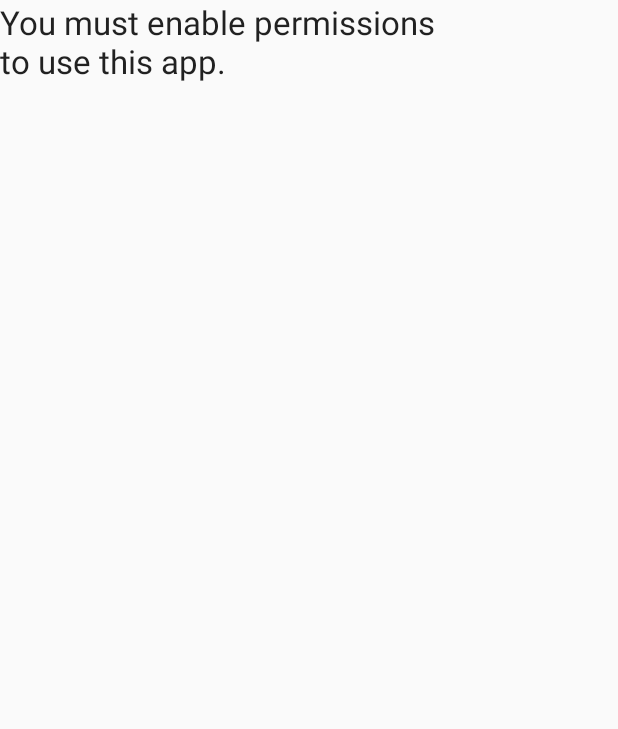
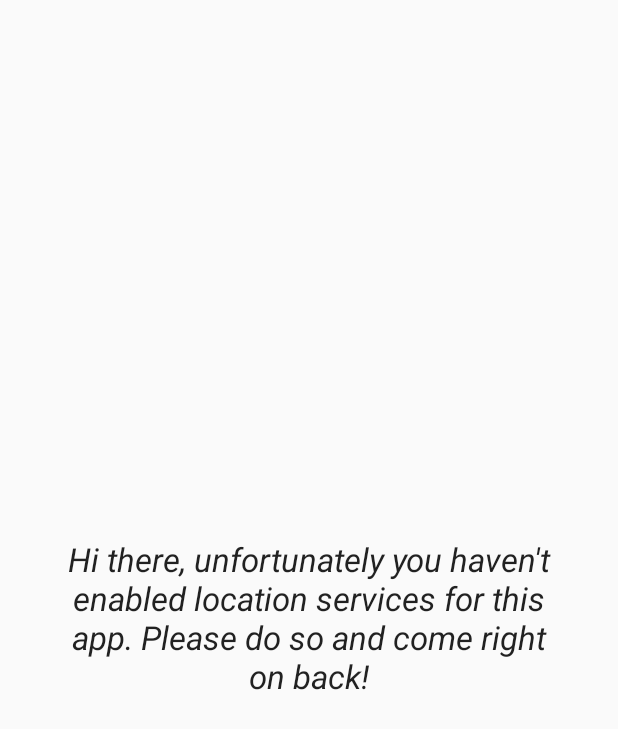
Before and after one commit to deco3500/.trim, an Android app: the layout no_permission.xml on its own in the app's theme, with its tools: preview values and no code run, on a phone screen of 412 x 824 dp. Shown: the top 729 px of the screen. Run offline under Robolectric (Android 15) with nearby library versions, the phone set to English and light mode, and no system bars.

Commit message:
Removed multiple duplicated code, and optimised xml files

```diff
--- a/app/src/main/res/layout/no_permission.xml
+++ b/app/src/main/res/layout/no_permission.xml
@@ -1,14 +1,21 @@
 <?xml version="1.0" encoding="utf-8"?>
-<LinearLayout xmlns:android="http://schemas.android.com/apk/res/android"
-    android:orientation="vertical" android:layout_width="match_parent"
+<RelativeLayout xmlns:android="http://schemas.android.com/apk/res/android"
+    android:layout_width="match_parent"
     android:layout_height="match_parent"
+    android:orientation="vertical"
     android:weightSum="1">
 
     <TextView
-        android:layout_width="308dp"
+        android:id="@+id/textView"
+        android:layout_width="wrap_content"
         android:layout_height="wrap_content"
+        android:text="Hi there, unfortunately you haven&apos;t enabled location services for this app. Please do so and come right on back!"
         android:textAppearance="?android:attr/textAppearanceLarge"
-        android:text="You must enable permissions to use this app."
-        android:id="@+id/textView"
-        android:layout_weight="0.21" />
-</LinearLayout>
+        android:textStyle="italic"
+        android:layout_centerVertical="true"
+        android:layout_alignParentRight="true"
+        android:layout_alignParentEnd="true"
+        android:layout_marginRight="40dp"
+        android:layout_marginLeft="40dp"
+        android:gravity="center" />
+</RelativeLayout>
--- a/app/src/main/res/values-v21/styles.xml
+++ b/app/src/main/res/values-v21/styles.xml
@@ -1,7 +1,6 @@
 <resources>
-
     <style name="AppTheme.NoActionBar">
-        <item name="windowActionBar">false</item>
+        <item name="windowActionBar">true</item>
         <item name="windowNoTitle">true</item>
         <item name="android:windowDrawsSystemBarBackgrounds">true</item>
         <item name="android:statusBarColor">@android:color/transparent</item>
--- a/app/src/main/res/values/styles.xml
+++ b/app/src/main/res/values/styles.xml
@@ -1,5 +1,4 @@
 <resources>
-
     <!-- Base application theme. -->
     <style name="AppTheme" parent="Theme.AppCompat.Light.DarkActionBar">
         <!-- Customize your theme here. -->
@@ -7,14 +6,4 @@
         <item name="colorPrimaryDark">@color/colorPrimaryDark</item>
         <item name="colorAccent">@color/colorAccent</item>
     </style>
-
-    <style name="AppTheme.NoActionBar">
-        <item name="windowActionBar">false</item>
-        <item name="windowNoTitle">true</item>
-    </style>
-
-    <style name="AppTheme.AppBarOverlay" parent="ThemeOverlay.AppCompat.Dark.ActionBar" />
-
-    <style name="AppTheme.PopupOverlay" parent="ThemeOverlay.AppCompat.Light" />
-
 </resources>
```
Also changed, not shown: app/src/debug/res/values/google_maps_api.xml (deleted, +0 -19 lines), app/src/main/java/layout/ControlFragment.java (deleted, +0 -27 lines), app/src/main/res/layout/activity_map.xml (deleted, +0 -9 lines), app/src/main/res/layout/fragment_control.xml (deleted, +0 -31 lines), app/src/main/res/layout/main_layout.xml (+36 -17 lines), app/src/main/res/values/strings.xml (+4 -5 lines).
